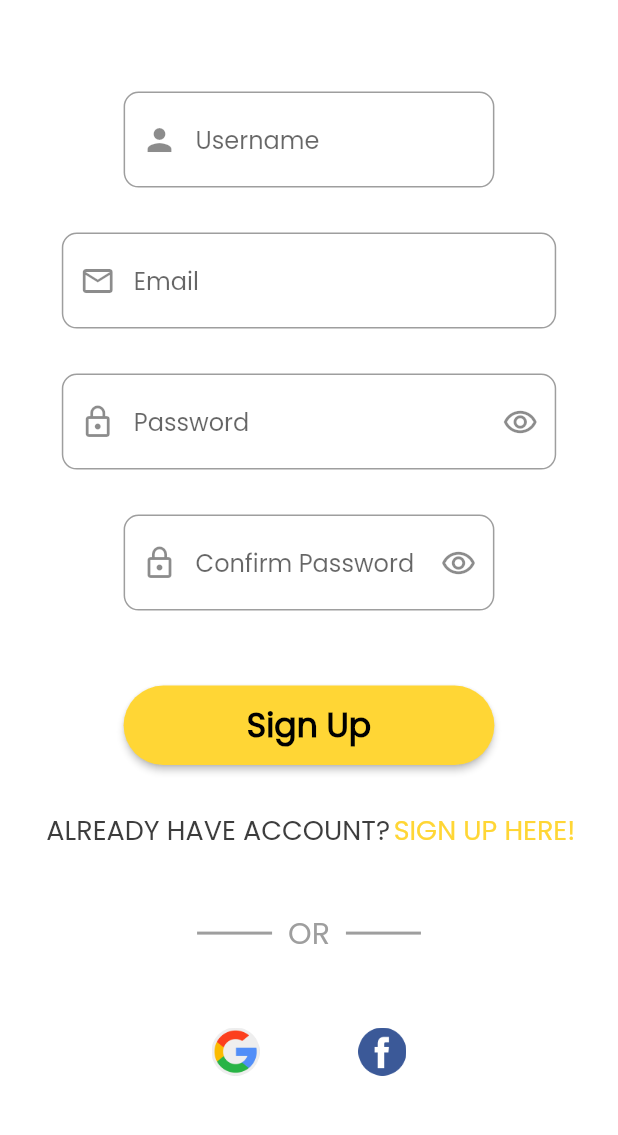
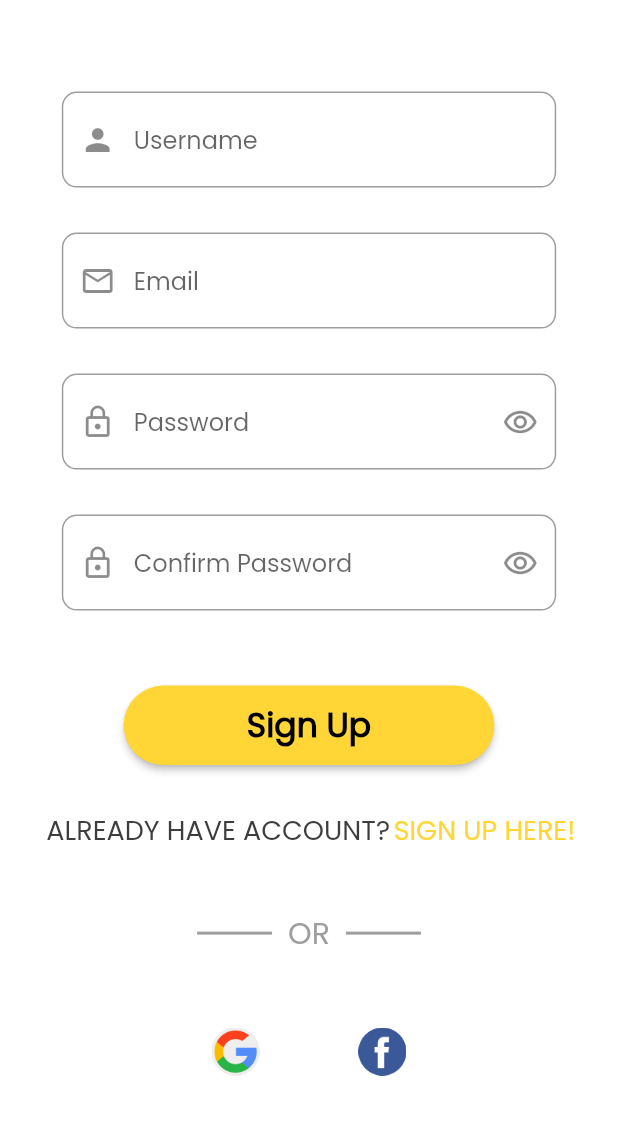
Before and after one commit to Yoga3911/breadify, a Flutter app: the RegisterPage screen opened by its route, scrolled down 445 dp, on a phone screen of 412 x 824 dp, the part 74-1209 px from its top. Run offline on Flutter 3.47's test engine with Material 2 defaults, Android fonts, the phone set to English and light mode, and no system bars; drawn by our look-alikes of auto_size_text; our stand-ins replace cached_network_image, cloud_firestore, firebase_auth, firebase_core, google_sign_in, pull_to_refresh and 2 more; missing offline and left inert: flutter_facebook_auth; accounts and stored records are empty.

Commit message:
perbaikan margin

```diff
--- a/lib/app/views/auth/register.dart
+++ b/lib/app/views/auth/register.dart
@@ -69,9 +69,9 @@ class RegisterPage extends StatelessWidget {
           ),
           Container(
             margin: EdgeInsets.fromLTRB(
-                MediaQuery.of(context).size.height * 0.1,
+                MediaQuery.of(context).size.height * 0.05,
                 30,
-                MediaQuery.of(context).size.height * 0.1,
+                MediaQuery.of(context).size.height * 0.05,
                 0),
             child: TextField(
               decoration: InputDecoration(
@@ -122,9 +122,9 @@ class RegisterPage extends StatelessWidget {
           ),
           Container(
             margin: EdgeInsets.fromLTRB(
-                MediaQuery.of(context).size.height * 0.1,
+                MediaQuery.of(context).size.height * 0.05,
                 30,
-                MediaQuery.of(context).size.height * 0.1,
+                MediaQuery.of(context).size.height * 0.05,
                 0),
             child: TextField(
               obscureText: true,
```
